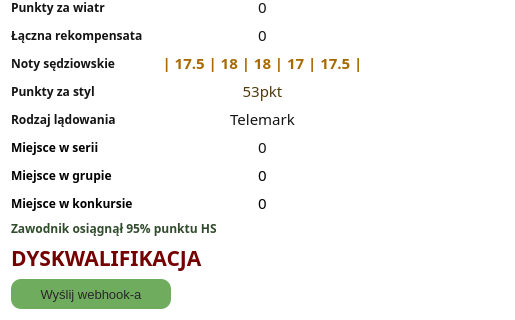
Before: the Qt Designer form source/UI/ResultsShowing/JumpDataDetailedInfoWindow.ui in SiekamCebule/sj-sim, drawn with Qt 5; both pictures show x 0 to 515 and y 198 to 518 of the 515 by 518 pixel window.
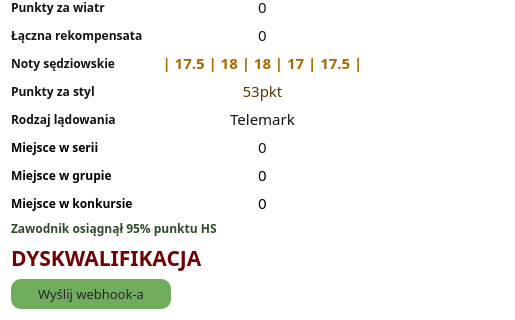
After: the same form once the commit is applied.

```diff
--- a/source/UI/ResultsShowing/JumpDataDetailedInfoWindow.ui
+++ b/source/UI/ResultsShowing/JumpDataDetailedInfoWindow.ui
@@ -668,6 +668,7 @@
        </property>
        <property name="font">
         <font>
+         <family>Quicksand Medium</family>
          <pointsize>10</pointsize>
         </font>
        </property>
```
